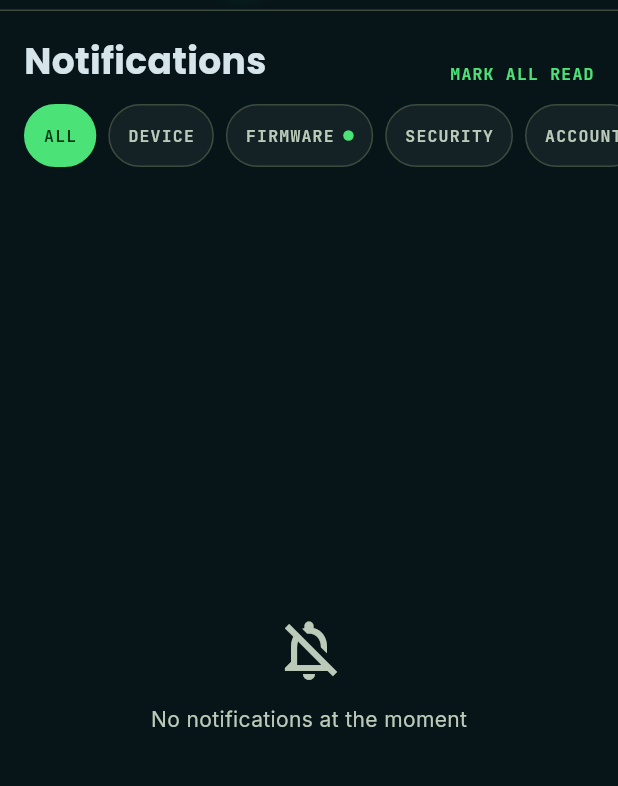
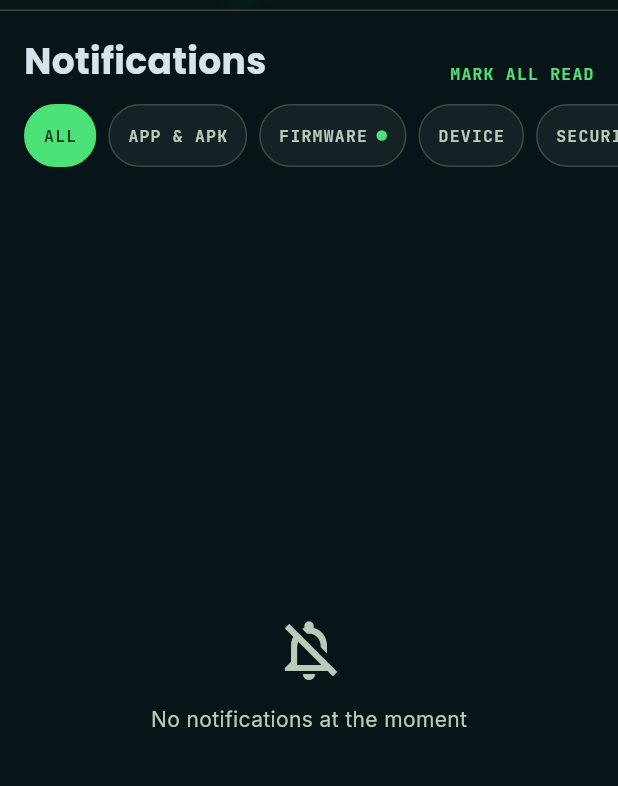
Before and after one commit to Hanumansai72/justride_Mobile_apk, a Flutter app: the NotificationsScreen screen opened by its route, on a phone screen of 412 x 824 dp, the part 73-859 px from its top. Run offline on Flutter 3.47's test engine with Material 3 defaults, Android fonts, the phone set to English and light mode, and no system bars; our stand-ins replace flutter_blue_plus, google_fonts, shared_preferences; accounts and stored records are empty; network calls fail.

Commit message:
feat(mobile): add APP & APK filter chip for app release notifications

```diff
--- a/lib/features/profile/screens/notifications_screen.dart
+++ b/lib/features/profile/screens/notifications_screen.dart
@@ -7,7 +7,7 @@ import '../../../core/services/backend_service.dart';
 import '../../../shared/widgets/app_logo.dart';
 
 
-// ── Colour tokens ─────────────────────────────────────────────────────────────
+// â”€â”€ Colour tokens â”€â”€â”€â”€â”€â”€â”€â”€â”€â”€â”€â”€â”€â”€â”€â”€â”€â”€â”€â”€â”€â”€â”€â”€â”€â”€â”€â”€â”€â”€â”€â”€â”€â”€â”€â”€â”€â”€â”€â”€â”€â”€â”€â”€â”€â”€â”€â”€â”€â”€â”€â”€â”€â”€â”€â”€â”€â”€â”€â”€â”€
 class _C {
   static const bg = Color(0xFF071519);
   static const surfCont = Color(0xFF142226);
@@ -23,7 +23,7 @@ class _C {
   static const outlineVariant = Color(0xFF3D4A3D);
 }
 
-// ── Data models ───────────────────────────────────────────────────────────────
+// â”€â”€ Data models â”€â”€â”€â”€â”€â”€â”€â”€â”€â”€â”€â”€â”€â”€â”€â”€â”€â”€â”€â”€â”€â”€â”€â”€â”€â”€â”€â”€â”€â”€â”€â”€â”€â”€â”€â”€â”€â”€â”€â”€â”€â”€â”€â”€â”€â”€â”€â”€â”€â”€â”€â”€â”€â”€â”€â”€â”€â”€â”€â”€â”€â”€â”€
 enum _NotifState { unreadHigh, read }
 
 class _Notif {
@@ -41,10 +41,10 @@ class _Notif {
   final _NotifState state;
 }
 
-const _chips = ['ALL', 'DEVICE', 'FIRMWARE', 'SECURITY', 'ACCOUNT'];
+const _chips = ['ALL', 'APP & APK', 'FIRMWARE', 'DEVICE', 'SECURITY'];
 
 
-// ─────────────────────────────────────────────────────────────────────────────
+// â”€â”€â”€â”€â”€â”€â”€â”€â”€â”€â”€â”€â”€â”€â”€â”€â”€â”€â”€â”€â”€â”€â”€â”€â”€â”€â”€â”€â”€â”€â”€â”€â”€â”€â”€â”€â”€â”€â”€â”€â”€â”€â”€â”€â”€â”€â”€â”€â”€â”€â”€â”€â”€â”€â”€â”€â”€â”€â”€â”€â”€â”€â”€â”€â”€â”€â”€â”€â”€â”€â”€â”€â”€â”€â”€â”€â”€
 class NotificationsScreen extends StatefulWidget {
   const NotificationsScreen({super.key});
 
@@ -95,7 +95,7 @@ class _NotificationsScreenState extends State<NotificationsScreen> {
 
 
 
-  // ── App Bar ────────────────────────────────────────────────────────────────
+  // â”€â”€ App Bar â”€â”€â”€â”€â”€â”€â”€â”€â”€â”€â”€â”€â”€â”€â”€â”€â”€â”€â”€â”€â”€â”€â”€â”€â”€â”€â”€â”€â”€â”€â”€â”€â”€â”€â”€â”€â”€â”€â”€â”€â”€â”€â”€â”€â”€â”€â”€â”€â”€â”€â”€â”€â”€â”€â”€â”€â”€â”€â”€â”€â”€â”€â”€â”€
   PreferredSizeWidget _buildAppBar() {
     return PreferredSize(
       preferredSize: const Size.fromHeight(56),
@@ -143,7 +143,7 @@ class _NotificationsScreenState extends State<NotificationsScreen> {
   }
 
 
-  // ── Body ───────────────────────────────────────────────────────────────────
+  // â”€â”€ Body â”€â”€â”€â”€â”€â”€â”€â”€â”€â”€â”€â”€â”€â”€â”€â”€â”€â”€â”€â”€â”€â”€â”€â”€â”€â”€â”€â”€â”€â”€â”€â”€â”€â”€â”€â”€â”€â”€â”€â”€â”€â”€â”€â”€â”€â”€â”€â”€â”€â”€â”€â”€â”€â”€â”€â”€â”€â”€â”€â”€â”€â”€â”€â”€â”€â”€â”€
   Widget _buildBody() {
     return Column(
       crossAxisAlignment: CrossAxisAlignment.start,
@@ -265,7 +265,7 @@ class _NotificationsScreenState extends State<NotificationsScreen> {
 
 }
 
-// ── Filter Chip ───────────────────────────────────────────────────────────────
+// â”€â”€ Filter Chip â”€â”€â”€â”€â”€â”€â”€â”€â”€â”€â”€â”€â”€â”€â”€â”€â”€â”€â”€â”€â”€â”€â”€â”€â”€â”€â”€â”€â”€â”€â”€â”€â”€â”€â”€â”€â”€â”€â”€â”€â”€â”€â”€â”€â”€â”€â”€â”€â”€â”€â”€â”€â”€â”€â”€â”€â”€â”€â”€â”€â”€â”€â”€
 class _FilterChip extends StatelessWidget {
   const _FilterChip({
     required this.label,
@@ -323,7 +323,7 @@ class _FilterChip extends StatelessWidget {
   }
 }
 
-// ── Notification Card ─────────────────────────────────────────────────────────
+// â”€â”€ Notification Card â”€â”€â”€â”€â”€â”€â”€â”€â”€â”€â”€â”€â”€â”€â”€â”€â”€â”€â”€â”€â”€â”€â”€â”€â”€â”€â”€â”€â”€â”€â”€â”€â”€â”€â”€â”€â”€â”€â”€â”€â”€â”€â”€â”€â”€â”€â”€â”€â”€â”€â”€â”€â”€â”€â”€â”€â”€
 class _NotificationCard extends StatefulWidget {
   const _NotificationCard({required this.notif, this.onTap});
   final _Notif notif;
```
